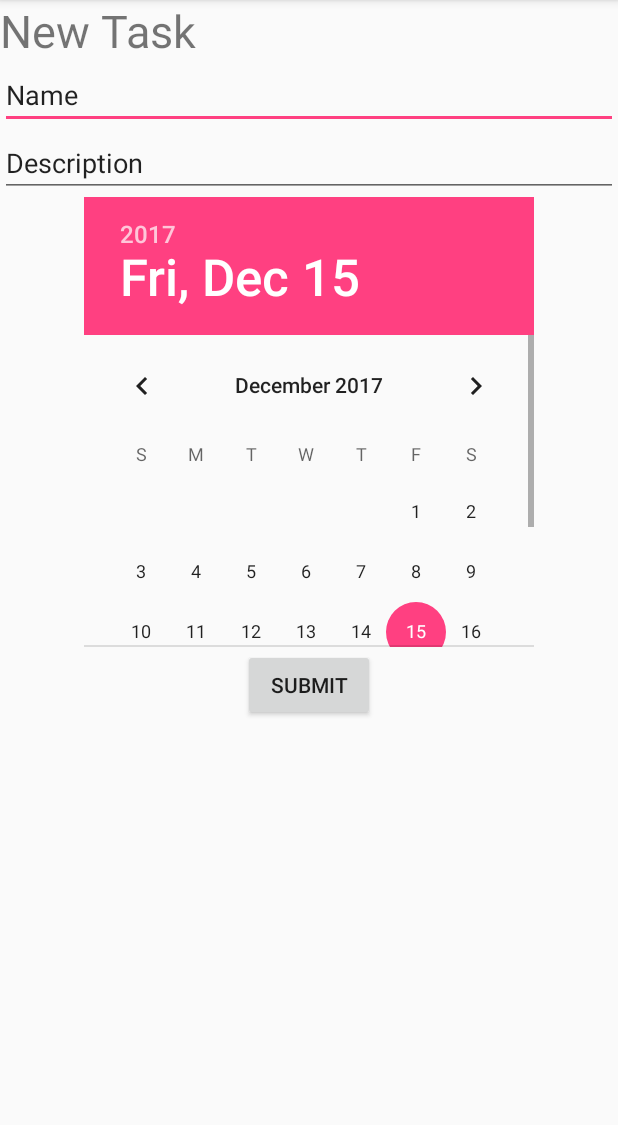
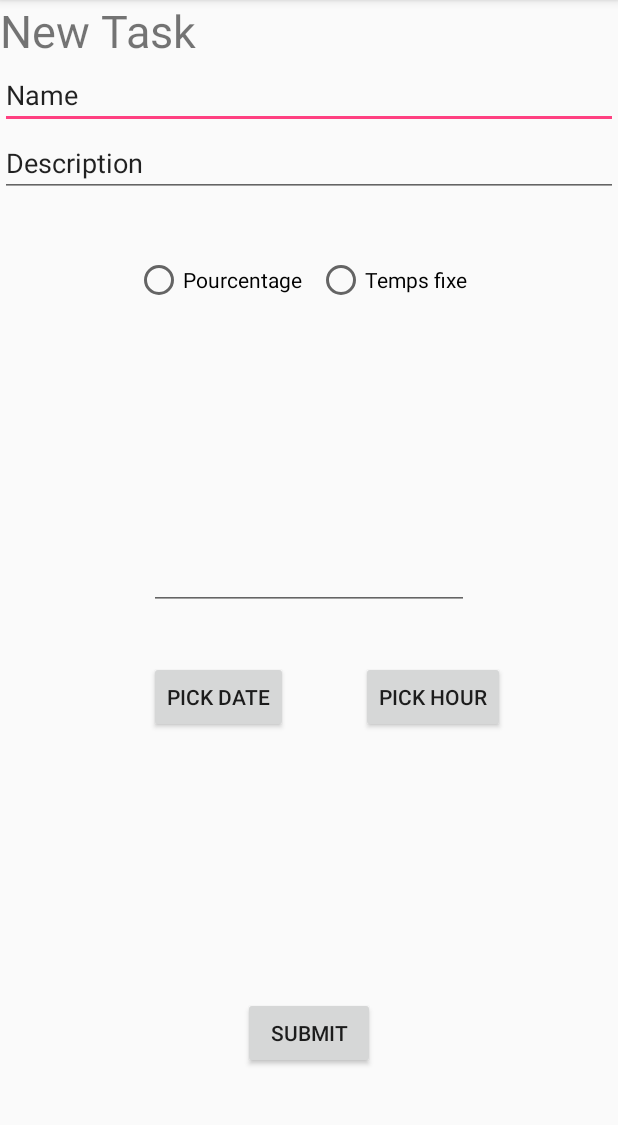
Before and after one commit to Kwakwaouaite/task_manager, an Android app: the CreateTaskActivity screen opened directly, with no data from a screen before it, on a phone screen of 412 x 824 dp, the part 84-1209 px from its top. Run offline under Robolectric (Android 15) with nearby library versions, the phone set to English and light mode, and no system bars.

Commit message:
fragments;modif create task

```diff
--- a/Taskmanager/app/src/main/java/com/manzanart/albick/taskmanager/CreateTaskActivity.java
+++ b/Taskmanager/app/src/main/java/com/manzanart/albick/taskmanager/CreateTaskActivity.java
@@ -1,5 +1,6 @@
 package com.manzanart.albick.taskmanager;
 
+import android.app.DialogFragment;
 import android.content.Intent;
 import android.graphics.Color;
 import android.os.Bundle;
@@ -9,7 +10,9 @@ import android.widget.Button;
 import android.widget.DatePicker;
 import android.widget.EditText;
 import android.widget.ListView;
+import android.widget.RadioButton;
 
+import java.security.SecureRandomSpi;
 import java.text.Format;
 import java.text.SimpleDateFormat;
 import java.util.ArrayList;
@@ -25,35 +28,50 @@ import java.util.List;
 
     public class CreateTaskActivity extends AppCompatActivity {
 
+public static int year;
+    public static int month;
+    public static int day;
 
+public static int hour;
+public static int minutes;
         @Override
         protected void onCreate(Bundle savedInstanceState) {
             super.onCreate(savedInstanceState);
             setContentView(R.layout.add_task);
             Button button = (Button) findViewById(R.id.submit);
             final EditText nameTask   = (EditText)findViewById(R.id.editText);
-            final Date date = getDateFromDatePicker((DatePicker)findViewById(R.id.datePicker));
             final EditText descriptionTask = (EditText)findViewById(R.id.editDescription);
-
+            final RadioButton radioPourcent= (RadioButton) findViewById(R.id.notificationRelative);
+            final EditText valueRule=(EditText) findViewById(R.id.editText3);
 
             button.setOnClickListener(new View.OnClickListener() {
                 @Override
                 public void onClick(View view) {
                     Intent intent = new Intent(view.getContext(), DisplayTask.class);
-
+//TODO mettre une sécurité sur les nombres
                     Bundle bundle = new Bundle();
+                    bundle.putBoolean("isPercent",radioPourcent.isChecked());
                     bundle.putString("nameTask", nameTask.getText().toString());
                     bundle.putString("descriptionTask", descriptionTask.getText().toString());
                     SimpleDateFormat formatter = new SimpleDateFormat("yyyy-MM-dd HH:mm:ss");
-                    bundle.putSerializable("date", formatter.format(date));
-
+                    bundle.putString("date",year+"-"+month+"-"+day+" "+hour+":"+minutes+"00" );
+                    bundle.putString("valueRule",valueRule.getText().toString());
                     intent.putExtras(bundle);
                     startActivity(intent);
 
                 }
             });
              }
-    /**
+    public void showTimePickerDialog(View v) {
+        DialogFragment newFragment = new TimePickerFragment();
+        newFragment.show(getFragmentManager(), "timePicker");
+
+    }
+
+    public void showDatePickerDialog(View v) {
+        DialogFragment newFragment = new DatePickerFragment();
+        newFragment.show(getFragmentManager(), "datePicker");
+    }    /**
      *
      * @param datePicker
      * @return a java.util.Date
--- a/Taskmanager/app/src/main/java/com/manzanart/albick/taskmanager/DisplayTask.java
+++ b/Taskmanager/app/src/main/java/com/manzanart/albick/taskmanager/DisplayTask.java
@@ -59,6 +59,8 @@ public class DisplayTask extends AppCompatActivity {
                 String name = intent.getStringExtra("nameTask");
                 String description = intent.getStringExtra("descriptionTask");
                 String dateStr = intent.getStringExtra("date");
+                float valueRule= Float.parseFloat(intent.getStringExtra("valueRule"));
+                boolean isPercent=intent.getBooleanExtra("isPercent",true);
                 Date date=null;
 
                 SimpleDateFormat format = new SimpleDateFormat("yyyy-MM-dd HH:mm:ss");
@@ -70,7 +72,7 @@ public class DisplayTask extends AppCompatActivity {
                 }
 
                 Task tasknew=new Task(new ArrayList<Task>(),name,description,Calendar.getInstance().getTime(),date,Color.BLUE,new ArrayList<NotififRules>());
-                tasknew.getRules().add(new NotififRules(true,(float)0.5));
+                tasknew.getRules().add(new NotififRules(isPercent,valueRule));
                 tasks.add(tasknew);
                 Save();
             }
--- a/Taskmanager/app/src/main/res/layout/add_task.xml
+++ b/Taskmanager/app/src/main/res/layout/add_task.xml
@@ -31,17 +31,66 @@
         android:id="@+id/submit"
         android:layout_width="wrap_content"
         android:layout_height="wrap_content"
-        android:layout_below="@+id/datePicker"
+        android:layout_alignParentBottom="true"
         android:layout_centerHorizontal="true"
-        android:layout_marginTop="1dp"
+        android:orientation="horizontal"
+        android:layout_marginBottom="55dp"
         android:text="submit" />
 
-    <DatePicker
-        android:id="@+id/datePicker"
-        android:layout_width="300dp"
-        android:layout_height="300dp"
+    <RadioGroup
+        android:id="@+id/rg"
+        android:layout_width="wrap_content"
+        android:layout_height="wrap_content"
         android:layout_below="@+id/editDescription"
-        android:layout_centerHorizontal="true" />
+        android:layout_centerHorizontal="true"
+        android:layout_marginTop="24dp"
+        android:orientation="horizontal"
+        android:padding="15dp">
 
+        <RadioButton
+            android:id="@+id/notificationRelative"
+            android:layout_width="wrap_content"
+            android:layout_height="wrap_content"
+            android:paddingRight="10dp"
+            android:text="Pourcentage" />
+
+        <RadioButton
+            android:id="@+id/notificationAbsolute"
+            android:layout_width="wrap_content"
+            android:layout_height="wrap_content"
+            android:checked="false"
+            android:paddingRight="10dp"
+            android:text="Temps fixe" />
+    </RadioGroup>
+
+    <Button
+        android:layout_width="wrap_content"
+        android:layout_height="wrap_content"
+        android:layout_alignBaseline="@+id/pickdateandhour"
+        android:layout_alignBottom="@+id/pickdateandhour"
+        android:layout_alignLeft="@+id/editText3"
+        android:layout_alignStart="@+id/editText3"
+        android:onClick="showDatePickerDialog"
+        android:text="pick date" />
+
+    <Button
+        android:id="@+id/pickdateandhour"
+        android:layout_width="wrap_content"
+        android:layout_height="wrap_content"
+        android:layout_alignEnd="@+id/rg"
+        android:layout_alignRight="@+id/rg"
+        android:layout_below="@+id/editText3"
+        android:layout_marginTop="34dp"
+        android:onClick="showTimePickerDialog"
+        android:text="Pick hour" />
+
+    <EditText
+        android:id="@+id/editText3"
+        android:layout_width="wrap_content"
+        android:layout_height="wrap_content"
+        android:layout_centerHorizontal="true"
+        android:layout_centerVertical="true"
+        android:ems="10"
+        android:inputType="number" />
 
 </RelativeLayout>
```
Also changed, not shown: Taskmanager/app/src/main/java/com/manzanart/albick/taskmanager/DatePickerFragment.java (added, +36 -0 lines), Taskmanager/app/src/main/java/com/manzanart/albick/taskmanager/TimePickerFragment.java (added, +34 -0 lines), Taskmanager/app/src/main/res/layout/pick_date.xml (added, +16 -0 lines).
